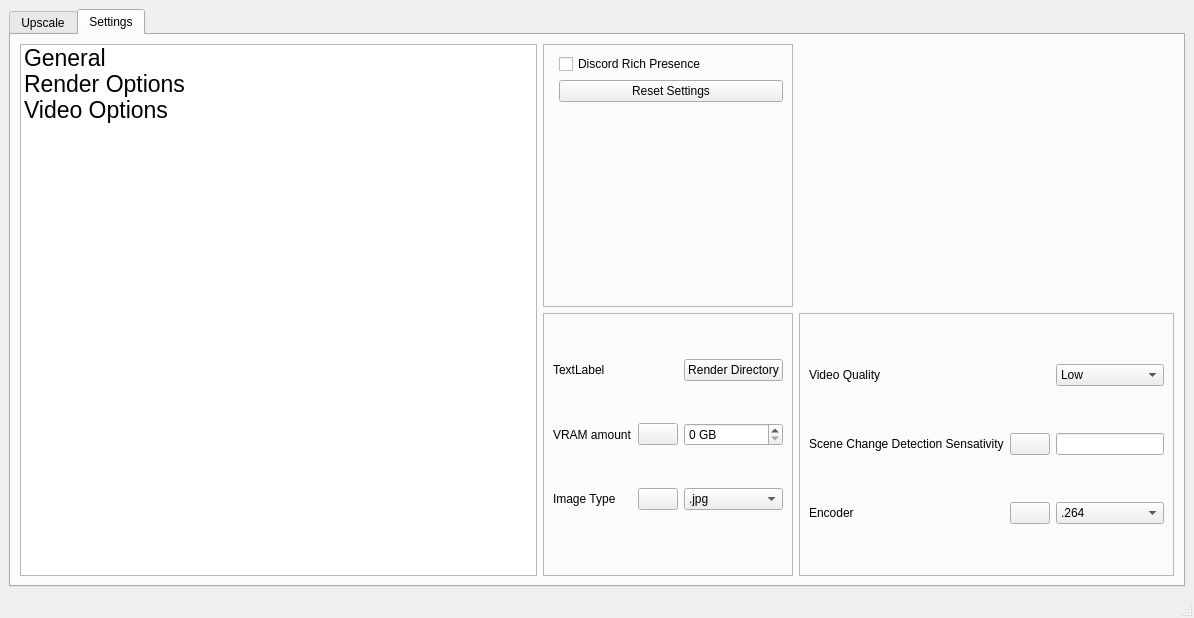
Old version of the form mainwindow.ui in the repository TNTwise/REAL-Video-Enhancer.
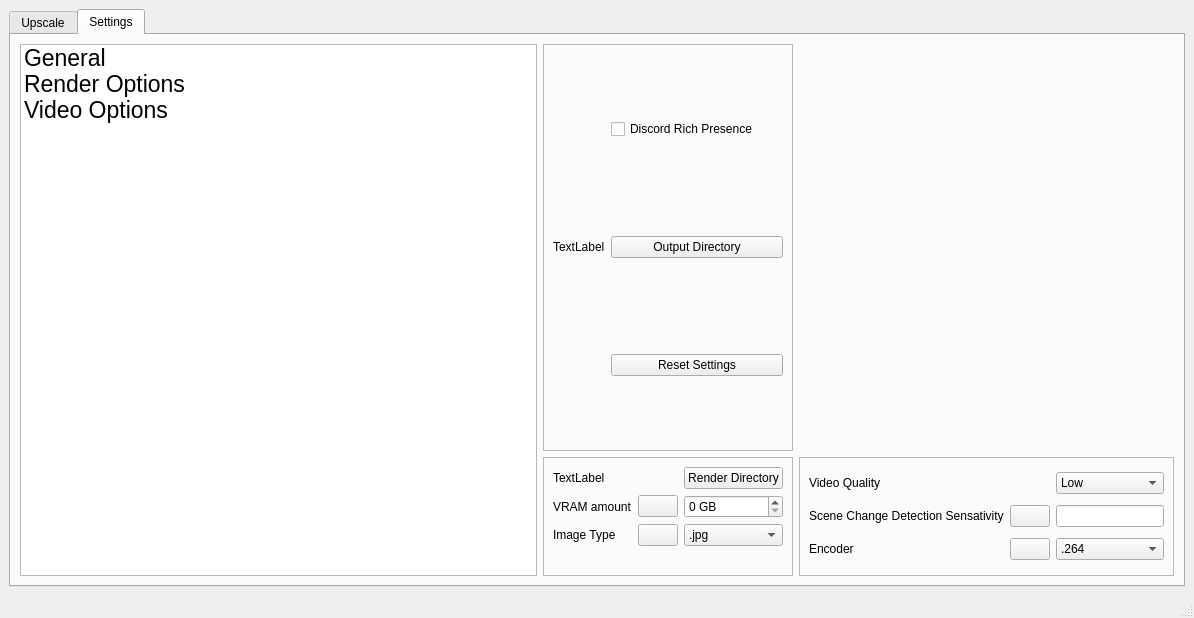
New version of the form. The open tabs and pages were chosen to show the change. Icons and pictures are not drawn.

Commit message: add default output dir option

Patch:
```diff
--- a/mainwindow.ui
+++ b/mainwindow.ui
@@ -15,7 +15,7 @@
   </property>
   <widget class="QWidget" name="centralwidget">
    <layout class="QGridLayout" name="gridLayout_2">
-    <item row="0" column="0">
+    <item row="0" column="1">
      <widget class="QTabWidget" name="verticalTabWidget">
       <property name="currentIndex">
        <number>0</number>
@@ -566,33 +566,112 @@
                <enum>QFrame::Raised</enum>
               </property>
               <layout class="QFormLayout" name="formLayout">
-               <item row="0" column="1">
+               <item row="1" column="1">
                 <widget class="QCheckBox" name="DiscordRPCBox">
                  <property name="text">
                   <string>Discord Rich Presence</string>
                  </property>
                 </widget>
                </item>
-               <item row="2" column="1">
-                <spacer name="horizontalSpacer_2">
-                 <property name="orientation">
-                  <enum>Qt::Horizontal</enum>
+               <item row="4" column="1">
+                <widget class="QPushButton" name="OutputDirectoryButton">
+                 <property name="text">
+                  <string>Output Directory</string>
                  </property>
-                 <property name="sizeHint" stdset="0">
-                  <size>
-                   <width>40</width>
-                   <height>20</height>
-                  </size>
+                </widget>
+               </item>
+               <item row="4" column="0">
+                <widget class="QLabel" name="OutputDirectoryLabel">
+                 <property name="text">
+                  <string>TextLabel</string>
                  </property>
-                </spacer>
+                </widget>
                </item>
-               <item row="1" column="1">
+               <item row="7" column="1">
                 <widget class="QPushButton" name="resetSettingsButton">
                  <property name="text">
                   <string>Reset Settings</string>
                  </property>
                 </widget>
                </item>
+               <item row="3" column="1">
+                <spacer name="horizontalSpacer_2">
+                 <property name="orientation">
+                  <enum>Qt::Horizontal</enum>
+                 </property>
+                 <property name="sizeHint" stdset="0">
+                  <size>
+                   <width>40</width>
+                   <height>20</height>
+                  </size>
+                 </property>
+                </spacer>
+               </item>
+               <item row="6" column="1">
+                <spacer name="horizontalSpacer_3">
+                 <property name="orientation">
+                  <enum>Qt::Horizontal</enum>
+                 </property>
+                 <property name="sizeHint" stdset="0">
+                  <size>
+                   <width>40</width>
+                   <height>20</height>
+                  </size>
+                 </property>
+                </spacer>
+               </item>
+               <item row="5" column="1">
+                <spacer name="verticalSpacer">
+                 <property name="orientation">
+                  <enum>Qt::Vertical</enum>
+                 </property>
+                 <property name="sizeHint" stdset="0">
+                  <size>
+                   <width>20</width>
+                   <height>40</height>
+                  </size>
+                 </property>
+                </spacer>
+               </item>
+               <item row="2" column="1">
+                <spacer name="verticalSpacer_2">
+                 <property name="orientation">
+                  <enum>Qt::Vertical</enum>
+                 </property>
+                 <property name="sizeHint" stdset="0">
+                  <size>
+                   <width>20</width>
+                   <height>40</height>
+                  </size>
+                 </property>
+                </spacer>
+               </item>
+               <item row="0" column="1">
+                <spacer name="verticalSpacer_3">
+                 <property name="orientation">
+                  <enum>Qt::Vertical</enum>
+                 </property>
+                 <property name="sizeHint" stdset="0">
+                  <size>
+                   <width>20</width>
+                   <height>40</height>
+                  </size>
+                 </property>
+                </spacer>
+               </item>
+               <item row="8" column="1">
+                <spacer name="verticalSpacer_4">
+                 <property name="orientation">
+                  <enum>Qt::Vertical</enum>
+                 </property>
+                 <property name="sizeHint" stdset="0">
+                  <size>
+                   <width>20</width>
+                   <height>40</height>
+                  </size>
+                 </property>
+                </spacer>
+               </item>
               </layout>
              </widget>
             </item>
```
The commit also changes 13 other files.
